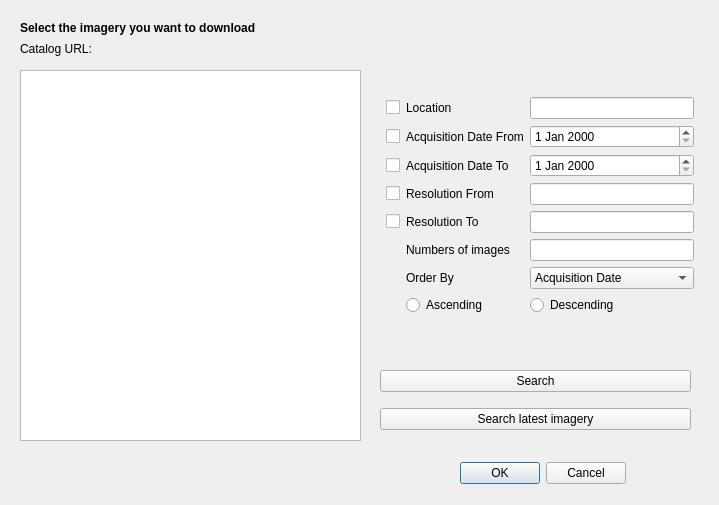
Before: the Qt Designer form OpenAerialMap/gui/ui/img_search_dialog.ui in hotosm/oam-qgis-plugin, drawn with Qt 5.
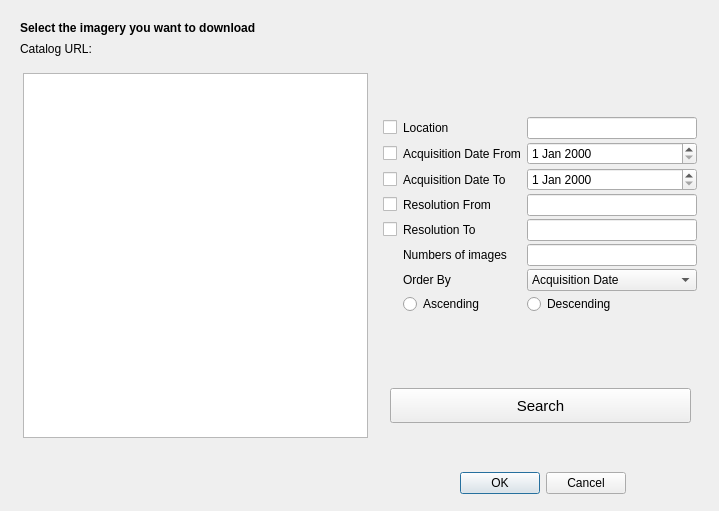
After: the same form once the commit is applied.

Commit message: Modified GUI of image search dialog and image browser.

Patch:
```diff
--- a/OpenAerialMap/gui/ui/img_search_dialog.ui
+++ b/OpenAerialMap/gui/ui/img_search_dialog.ui
@@ -7,9 +7,15 @@
     <x>0</x>
     <y>0</y>
     <width>719</width>
-    <height>505</height>
+    <height>511</height>
    </rect>
   </property>
+  <property name="font">
+   <font>
+    <weight>50</weight>
+    <bold>false</bold>
+   </font>
+  </property>
   <property name="windowTitle">
    <string>Download Imagery</string>
   </property>
@@ -17,7 +23,7 @@
    <property name="geometry">
     <rect>
      <x>450</x>
-     <y>460</y>
+     <y>470</y>
      <width>176</width>
      <height>27</height>
     </rect>
@@ -29,16 +35,6 @@
     <bool>false</bool>
    </property>
   </widget>
-  <widget class="QListWidget" name="listWidget">
-   <property name="geometry">
-    <rect>
-     <x>20</x>
-     <y>70</y>
-     <width>341</width>
-     <height>371</height>
-    </rect>
-   </property>
-  </widget>
   <widget class="QLabel" name="label">
    <property name="geometry">
     <rect>
@@ -77,21 +73,24 @@
      <x>380</x>
      <y>70</y>
      <width>320</width>
-     <height>283</height>
+     <height>291</height>
     </rect>
    </property>
-   <layout class="QVBoxLayout" name="verticalLayout_2">
+   <layout class="QVBoxLayout" name="verticalLayoutQueries">
+    <property name="spacing">
+     <number>3</number>
+    </property>
     <property name="leftMargin">
-     <number>6</number>
+     <number>3</number>
     </property>
     <property name="topMargin">
-     <number>6</number>
+     <number>3</number>
     </property>
     <property name="rightMargin">
-     <number>6</number>
+     <number>3</number>
     </property>
     <property name="bottomMargin">
-     <number>16</number>
+     <number>3</number>
     </property>
     <item>
      <layout class="QGridLayout" name="gridLayout">
@@ -238,26 +237,57 @@
   <widget class="QWidget" name="verticalLayoutWidget_2">
    <property name="geometry">
     <rect>
-     <x>380</x>
-     <y>360</y>
-     <width>311</width>
-     <height>80</height>
+     <x>390</x>
+     <y>370</y>
+     <width>301</width>
+     <height>71</height>
     </rect>
    </property>
    <layout class="QVBoxLayout" name="verticalLayout">
     <item>
      <widget class="QPushButton" name="pushButtonSearch">
+      <property name="minimumSize">
+       <size>
+        <width>0</width>
+        <height>35</height>
+       </size>
+      </property>
+      <property name="font">
+       <font>
+        <pointsize>11</pointsize>
+       </font>
+      </property>
       <property name="text">
        <string>Search</string>
       </property>
      </widget>
     </item>
+   </layout>
+  </widget>
+  <widget class="QWidget" name="verticalLayoutWidget_3">
+   <property name="geometry">
+    <rect>
+     <x>20</x>
+     <y>70</y>
+     <width>351</width>
+     <height>371</height>
+    </rect>
+   </property>
+   <layout class="QVBoxLayout" name="verticalLayoutListWidget">
+    <property name="leftMargin">
+     <number>3</number>
+    </property>
+    <property name="topMargin">
+     <number>3</number>
+    </property>
+    <property name="rightMargin">
+     <number>3</number>
+    </property>
+    <property name="bottomMargin">
+     <number>3</number>
+    </property>
     <item>
-     <widget class="QPushButton" name="pushButtonSearchLatest">
-      <property name="text">
-       <string>Search latest imagery</string>
-      </property>
-     </widget>
+     <widget class="QListWidget" name="listWidget"/>
     </item>
    </layout>
   </widget>
```
Left out of the diff: 13 changed lines with no effect on the pictures. The commit also changes 4 other files.
